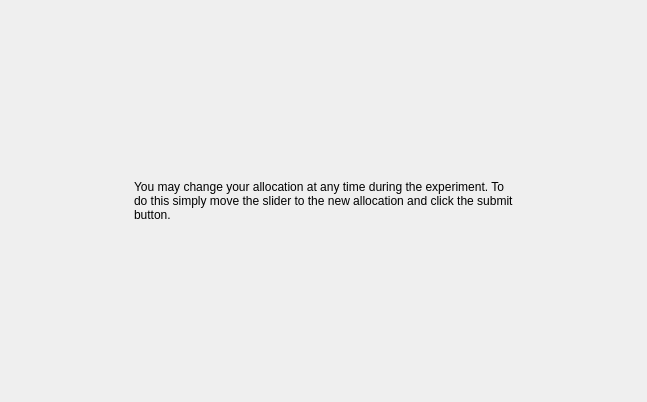
Old version of the form MarketSimulation/instructionscreen3.ui in the repository dwattttt/marketsim.
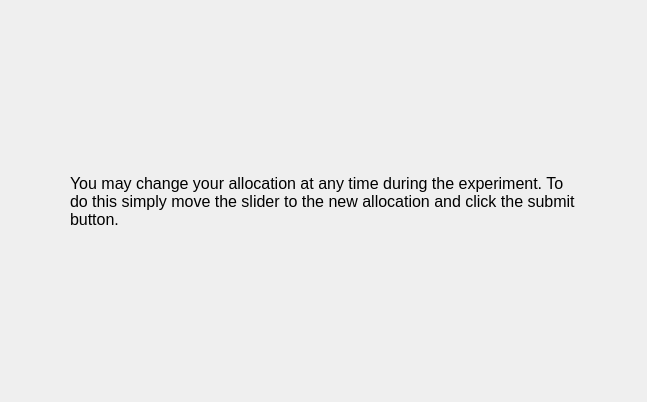
New version of the form.

Patch:
```diff
--- a/MarketSimulation/instructionscreen3.ui
+++ b/MarketSimulation/instructionscreen3.ui
@@ -44,6 +44,11 @@
      </item>
      <item>
       <widget class="QLabel" name="label">
+       <property name="font">
+        <font>
+         <pointsize>12</pointsize>
+        </font>
+       </property>
        <property name="text">
         <string>You may change your allocation at any time during the experiment. To
 do this simply move the slider to the new allocation and click the submit
```
